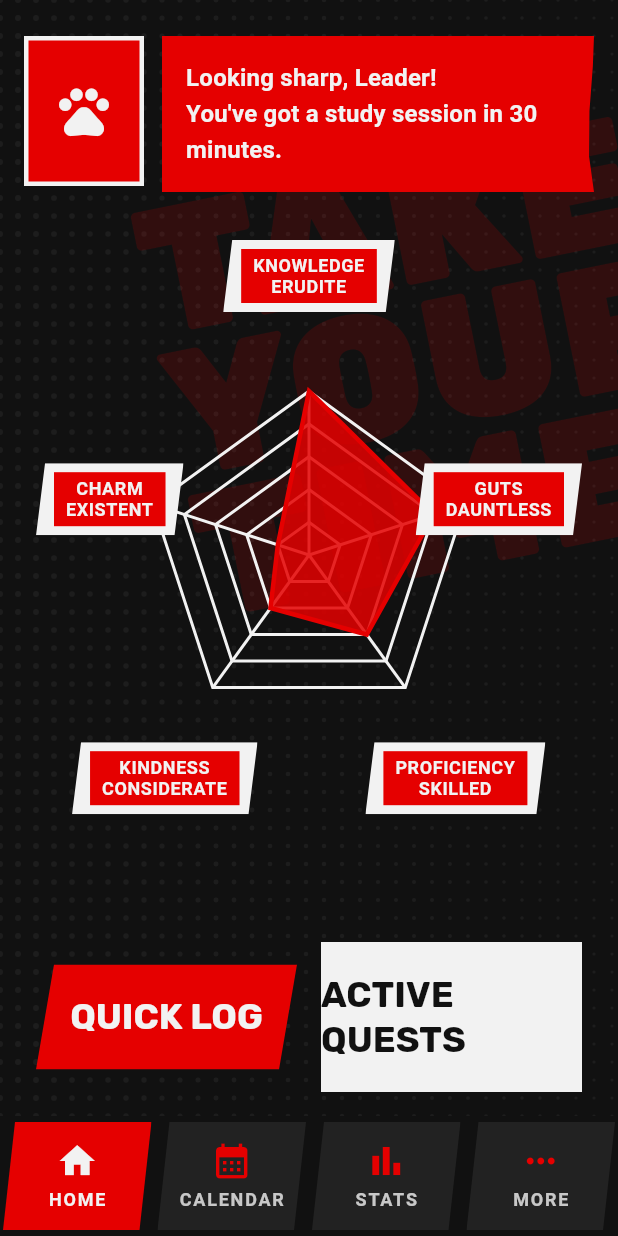
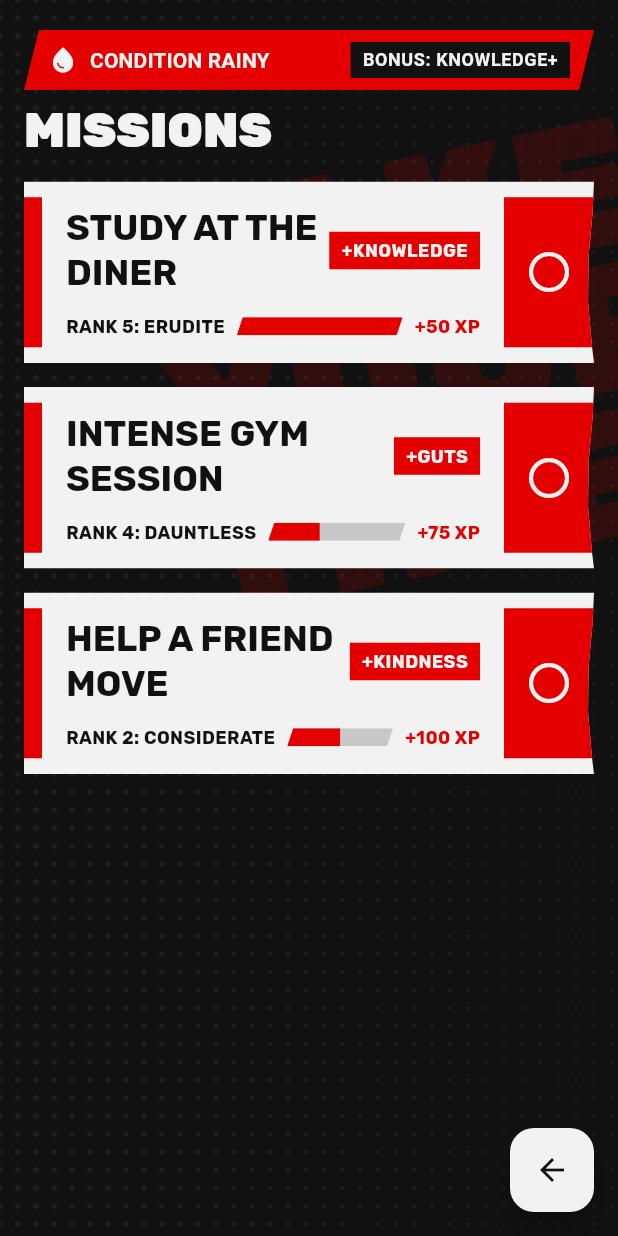
Before and after one commit to WuXiang31/Persona-Navigator, a Flutter app: the HomeScreen screen opened by its route, after a tap on "ACTIVE QUESTS", on a phone screen of 412 x 824 dp. Run offline on Flutter 3.47's test engine with Material 3 defaults, Android fonts, the phone set to English and light mode, and no system bars; our stand-ins replace flutter_riverpod, go_router, google_fonts.

Commit message:
feat: implement missions system with quest domain models, UI components, and XP engine integration.

```diff
--- a/lib/core/routes/app_router.dart
+++ b/lib/core/routes/app_router.dart
@@ -7,6 +7,7 @@ import '../../features/onboarding/presentation/pages/role_selection_screen.dart'
 import '../../features/onboarding/presentation/pages/age_picker_screen.dart';
 import '../../features/onboarding/presentation/pages/goal_setting_screen.dart';
 import '../../features/onboarding/presentation/pages/morgana_intro_screen.dart';
+import '../../features/quests/presentation/pages/missions_screen.dart';
 
 import '../../features/dashboard/presentation/pages/home_screen.dart';
 
@@ -62,5 +63,21 @@ final GoRouter appRouter = GoRouter(
         },
       ),
     ),
+    GoRoute(
+      path: '/missions',
+      pageBuilder: (context, state) => CustomTransitionPage(
+        key: state.pageKey,
+        child: const MissionsScreen(),
+        transitionsBuilder: (context, animation, secondaryAnimation, child) {
+          return SlideTransition(
+            position: Tween<Offset>(
+              begin: const Offset(0.0, 1.0),
+              end: Offset.zero,
+            ).animate(CurvedAnimation(parent: animation, curve: Curves.easeOutExpo)),
+            child: child,
+          );
+        },
+      ),
+    ),
   ],
 );
--- /dev/null
+++ b/lib/features/dashboard/domain/logic/xp_engine.dart
@@ -0,0 +1,46 @@
+/// Logic for converting total XP into a Rank (1 to 5)
+class XpEngine {
+  /// Defines the total accumulated XP required to REACH each rank.
+  /// Rank 1 is the default starting point (requires 0 XP).
+  static const Map<int, int> xpThresholds = {
+    1: 0,
+    2: 100,
+    3: 300,
+    4: 600,
+    5: 1000,
+  };
+
+  /// Calculates the current rank based on total XP
+  static int calculateRank(int totalXp) {
+    if (totalXp >= xpThresholds[5]!) return 5;
+    if (totalXp >= xpThresholds[4]!) return 4;
+    if (totalXp >= xpThresholds[3]!) return 3;
+    if (totalXp >= xpThresholds[2]!) return 2;
+    return 1;
+  }
+
+  /// Returns the XP needed for the NEXT rank, or null if at max rank.
+  static int? getNextRankThreshold(int currentRank) {
+    if (currentRank >= 5) return null;
+    return xpThresholds[currentRank + 1];
+  }
+
+  /// Returns the starting XP for the current rank
+  static int getCurrentRankThreshold(int currentRank) {
+    return xpThresholds[currentRank] ?? 0;
+  }
+
+  /// Calculates the progress percentage (0.0 to 1.0) towards the next rank
+  static double calculateProgress(int totalXp) {
+    final rank = calculateRank(totalXp);
+    if (rank >= 5) return 1.0;
+
+    final currentThreshold = getCurrentRankThreshold(rank);
+    final nextThreshold = getNextRankThreshold(rank)!;
+
+    final xpInCurrentRank = totalXp - currentThreshold;
+    final xpRequiredForNextRank = nextThreshold - currentThreshold;
+
+    return (xpInCurrentRank / xpRequiredForNextRank).clamp(0.0, 1.0);
+  }
+}
--- a/lib/features/dashboard/domain/models/user_stats.dart
+++ b/lib/features/dashboard/domain/models/user_stats.dart
@@ -1,38 +1,47 @@
 import 'package:flutter/foundation.dart';
+import '../logic/xp_engine.dart';
 
 /// Represents the 5 core stats of the user's Persona.
+/// We track the raw XP, and compute the rank dynamically.
 @immutable
 class UserStats {
-  final int knowledge;
-  final int guts;
-  final int proficiency;
-  final int kindness;
-  final int charm;
+  final int knowledgeXp;
+  final int gutsXp;
+  final int proficiencyXp;
+  final int kindnessXp;
+  final int charmXp;
 
   const UserStats({
-    this.knowledge = 1,
-    this.guts = 1,
-    this.proficiency = 1,
-    this.kindness = 1,
-    this.charm = 1,
+    this.knowledgeXp = 0,
+    this.gutsXp = 0,
+    this.proficiencyXp = 0,
+    this.kindnessXp = 0,
+    this.charmXp = 0,
   });
 
   /// The max possible rank for a stat.
   static const int maxRank = 5;
 
+  // Computed Ranks
+  int get knowledge => XpEngine.calculateRank(knowledgeXp);
+  int get guts => XpEngine.calculateRank(gutsXp);
+  int get proficiency => XpEngine.calculateRank(proficiencyXp);
+  int get kindness => XpEngine.calculateRank(kindnessXp);
+  int get charm => XpEngine.calculateRank(charmXp);
+
   UserStats copyWith({
-    int? knowledge,
-    int? guts,
-    int? proficiency,
-    int? kindness,
-    int? charm,
+    int? knowledgeXp,
+    int? gutsXp,
+    int? proficiencyXp,
+    int? kindnessXp,
+    int? charmXp,
   }) {
     return UserStats(
-      knowledge: knowledge ?? this.knowledge,
-      guts: guts ?? this.guts,
-      proficiency: proficiency ?? this.proficiency,
-      kindness: kindness ?? this.kindness,
-      charm: charm ?? this.charm,
+      knowledgeXp: knowledgeXp ?? this.knowledgeXp,
+      gutsXp: gutsXp ?? this.gutsXp,
+      proficiencyXp: proficiencyXp ?? this.proficiencyXp,
+      kindnessXp: kindnessXp ?? this.kindnessXp,
+      charmXp: charmXp ?? this.charmXp,
     );
   }
 
--- a/lib/features/dashboard/presentation/pages/home_screen.dart
+++ b/lib/features/dashboard/presentation/pages/home_screen.dart
@@ -1,5 +1,6 @@
 import 'package:flutter/material.dart';
 import 'package:flutter_riverpod/flutter_riverpod.dart';
+import 'package:go_router/go_router.dart';
 import '../../../../core/constants/app_colors.dart';
 import '../../../../core/widgets/p5_clipper.dart';
 import '../../../../core/widgets/p5_background.dart';
@@ -123,7 +124,9 @@ class HomeScreen extends ConsumerWidget {
               child: Material(
                 color: AppColors.primaryWhite,
                 child: InkWell(
-                  onTap: () {},
+                  onTap: () {
+                    context.push('/missions');
+                  },
                   child: Padding(
                     padding: const EdgeInsets.symmetric(vertical: 20),
                     child: Center(
--- a/lib/features/dashboard/presentation/providers/dashboard_provider.dart
+++ b/lib/features/dashboard/presentation/providers/dashboard_provider.dart
@@ -29,11 +29,11 @@ class DashboardNotifier extends Notifier<DashboardState> {
     // Initial dummy state for MVP
     return const DashboardState(
       stats: UserStats(
-        knowledge: 5,
-        guts: 4,
-        proficiency: 3,
-        kindness: 2,
-        charm: 1,
+        knowledgeXp: 1200, // Rank 5
+        gutsXp: 750,       // Rank 4
+        proficiencyXp: 450,// Rank 3
+        kindnessXp: 200,   // Rank 2
+        charmXp: 50,       // Rank 1
       ),
       morganaMessage: "Looking sharp, Leader!\nYou've got a study session in 30 minutes.",
     );
--- /dev/null
+++ b/lib/features/quests/domain/models/quest_model.dart
@@ -0,0 +1,53 @@
+import 'package:flutter/foundation.dart';
+
+enum TimeSlot {
+  morning,
+  afternoon,
+  evening,
+  night,
+}
+
+enum StatType {
+  knowledge,
+  guts,
+  proficiency,
+  kindness,
+  charm,
+}
+
+@immutable
+class Quest {
+  final String id;
+  final String title;
+  final StatType targetStat;
+  final int xpReward;
+  final TimeSlot timeSlot;
+  final bool isCompleted;
+
+  const Quest({
+    required this.id,
+    required this.title,
+    required this.targetStat,
+    required this.xpReward,
+    required this.timeSlot,
+    this.isCompleted = false,
+  });
+
+  Quest copyWith({
+    String? id,
+    String? title,
+    StatType? targetStat,
+    int? xpReward,
+    TimeSlot? timeSlot,
+    bool? isCompleted,
+  }) {
+    return Quest(
+      id: id ?? this.id,
+      title: title ?? this.title,
+      targetStat: targetStat ?? this.targetStat,
+      xpReward: xpReward ?? this.xpReward,
+      timeSlot: timeSlot ?? this.timeSlot,
+      isCompleted: isCompleted ?? this.isCompleted,
+    );
+  }
+}
--- /dev/null
+++ b/lib/features/quests/presentation/pages/missions_screen.dart
@@ -0,0 +1,164 @@
+import 'package:flutter/material.dart';
+import 'package:flutter_riverpod/flutter_riverpod.dart';
+import '../../../../core/constants/app_colors.dart';
+import '../../../../core/widgets/p5_clipper.dart';
+import '../../../../core/widgets/p5_background.dart';
+import '../../domain/models/quest_model.dart';
+import '../widgets/quest_card.dart';
+import '../../../dashboard/presentation/providers/dashboard_provider.dart';
+
+class MissionsScreen extends ConsumerStatefulWidget {
+  const MissionsScreen({super.key});
+
+  @override
+  ConsumerState<MissionsScreen> createState() => _MissionsScreenState();
+}
+
+class _MissionsScreenState extends ConsumerState<MissionsScreen> {
+  // Dummy Quests for MVP
+  List<Quest> activeQuests = [
+    const Quest(
+      id: 'q1',
+      title: 'Study at the Diner',
+      targetStat: StatType.knowledge,
+      xpReward: 50,
+      timeSlot: TimeSlot.afternoon,
+    ),
+    const Quest(
+      id: 'q2',
+      title: 'Intense Gym Session',
+      targetStat: StatType.guts,
+      xpReward: 75,
+      timeSlot: TimeSlot.evening,
+    ),
+    const Quest(
+      id: 'q3',
+      title: 'Help a Friend Move',
+      targetStat: StatType.kindness,
+      xpReward: 100,
+      timeSlot: TimeSlot.morning,
+    ),
+  ];
+
+  void _completeQuest(int index) {
+    setState(() {
+      activeQuests[index] = activeQuests[index].copyWith(isCompleted: true);
+    });
+    // In a real app, this would dispatch an event to the DashboardNotifier to increase XP
+  }
+
+  @override
+  Widget build(BuildContext context) {
+    final dashboardState = ref.watch(dashboardProvider);
+
+    return Scaffold(
+      backgroundColor: AppColors.backgroundDark,
+      body: P5Background(
+        child: Column(
+          children: [
+            // Top Bar / Weather Banner
+            _buildWeatherBanner(context),
+
+            // Title
+            Padding(
+              padding: const EdgeInsets.symmetric(horizontal: 16.0, vertical: 8.0),
+              child: Align(
+                alignment: Alignment.centerLeft,
+                child: Text(
+                  'MISSIONS',
+                  style: Theme.of(context).textTheme.displayMedium?.copyWith(
+                    color: AppColors.primaryWhite,
+                    fontWeight: FontWeight.w900,
+                  ),
+                ),
+              ),
+            ),
+
+            // Quest List
+            Expanded(
+              child: ListView.builder(
+                padding: const EdgeInsets.only(bottom: 100),
+                itemCount: activeQuests.length,
+                itemBuilder: (context, index) {
+                  final quest = activeQuests[index];
+                  // Find current XP for this stat
+                  int currentXp = 0;
+                  switch (quest.targetStat) {
+                    case StatType.knowledge:
+                      currentXp = dashboardState.stats.knowledgeXp;
+                      break;
+                    case StatType.guts:
+                      currentXp = dashboardState.stats.gutsXp;
+                      break;
+                    case StatType.proficiency:
+                      currentXp = dashboardState.stats.proficiencyXp;
+                      break;
+                    case StatType.kindness:
+                      currentXp = dashboardState.stats.kindnessXp;
+                      break;
+                    case StatType.charm:
+                      currentXp = dashboardState.stats.charmXp;
+                      break;
+                  }
+
+                  return QuestCard(
+                    quest: quest,
+                    currentXpForStat: currentXp,
+                    onComplete: () => _completeQuest(index),
+                  );
+                },
+              ),
+            ),
+          ],
+        ),
+      ),
+      floatingActionButton: FloatingActionButton(
+        backgroundColor: AppColors.primaryWhite,
+        child: const Icon(Icons.arrow_back, color: AppColors.backgroundDark),
+        onPressed: () => Navigator.of(context).pop(),
+      ),
+    );
+  }
+
+  Widget _buildWeatherBanner(BuildContext context) {
+    return Container(
+      margin: const EdgeInsets.only(top: 20, left: 16, right: 16),
+      child: ClipPath(
+        clipper: P5SlantedClipper(slant: 10.0),
+        child: Container(
+          color: AppColors.primaryRed,
+          padding: const EdgeInsets.symmetric(horizontal: 16, vertical: 8),
+          child: Row(
+            mainAxisAlignment: MainAxisAlignment.spaceBetween,
+            children: [
+              Row(
+                children: [
+                  const Icon(Icons.water_drop, color: AppColors.primaryWhite, size: 20),
+                  const SizedBox(width: 8),
+                  Text(
+                    'CONDITION RAINY',
+                    style: Theme.of(context).textTheme.titleSmall?.copyWith(
+                      color: AppColors.primaryWhite,
+                      fontWeight: FontWeight.bold,
+                    ),
+                  ),
+                ],
+              ),
+              Container(
+                padding: const EdgeInsets.symmetric(horizontal: 8, vertical: 4),
+                color: AppColors.backgroundDark,
+                child: Text(
+                  'BONUS: KNOWLEDGE+',
+                  style: Theme.of(context).textTheme.bodySmall?.copyWith(
+                    color: AppColors.primaryWhite,
+                    fontWeight: FontWeight.bold,
+                  ),
+                ),
+              ),
+            ],
+          ),
+        ),
+      ),
+    );
+  }
+}
--- /dev/null
+++ b/lib/features/quests/presentation/widgets/quest_card.dart
@@ -0,0 +1,138 @@
+import 'package:flutter/material.dart';
+import '../../../../core/constants/app_colors.dart';
+import '../../../../core/widgets/p5_clipper.dart';
+import '../../domain/models/quest_model.dart';
+import '../../../dashboard/domain/logic/xp_engine.dart';
+import '../../../dashboard/domain/models/user_stats.dart'; // for getRankLabel? wait we need to pass rank label
+
+class QuestCard extends StatelessWidget {
+  final Quest quest;
+  final int currentXpForStat;
+  final VoidCallback onComplete;
+
+  const QuestCard({
+    super.key,
+    required this.quest,
+    required this.currentXpForStat,
+    required this.onComplete,
+  });
+
+  @override
+  Widget build(BuildContext context) {
+    final statName = quest.targetStat.name.toUpperCase();
+    final progress = XpEngine.calculateProgress(currentXpForStat);
+    final currentRank = XpEngine.calculateRank(currentXpForStat);
+    // Dummy UserStats to get rank label
+    final rankLabel = const UserStats().getRankLabel(quest.targetStat.name, currentRank).toUpperCase();
+
+    return Container(
+      margin: const EdgeInsets.symmetric(vertical: 8, horizontal: 16),
+      child: ClipPath(
+        clipper: P5JaggedClipper(jagRight: true, jagDepth: 6.0),
+        child: Container(
+          color: quest.isCompleted ? AppColors.surfaceDark : AppColors.primaryWhite,
+          child: Row(
+            children: [
+              // Left color bar
+              Container(
+                width: 12,
+                height: 100,
+                color: quest.isCompleted ? AppColors.surfaceDark : AppColors.primaryRed,
+              ),
+              Expanded(
+                child: Padding(
+                  padding: const EdgeInsets.all(16.0),
+                  child: Column(
+                    crossAxisAlignment: CrossAxisAlignment.start,
+                    children: [
+                      Row(
+                        mainAxisAlignment: MainAxisAlignment.spaceBetween,
+                        children: [
+                          Expanded(
+                            child: Text(
+                              quest.title.toUpperCase(),
+                              style: Theme.of(context).textTheme.titleLarge?.copyWith(
+                                color: quest.isCompleted ? AppColors.primaryWhite.withOpacity(0.5) : AppColors.backgroundDark,
+                                fontWeight: FontWeight.bold,
+                                decoration: quest.isCompleted ? TextDecoration.lineThrough : null,
+                              ),
+                            ),
+                          ),
+                          Container(
+                            padding: const EdgeInsets.symmetric(horizontal: 8, vertical: 4),
+                            color: AppColors.primaryRed,
+                            child: Text(
+                              '+$statName',
+                              style: const TextStyle(
+                                color: AppColors.primaryWhite,
+                                fontWeight: FontWeight.bold,
+                                fontSize: 12,
+                              ),
+                            ),
+                          ),
+                        ],
+                      ),
+                      const SizedBox(height: 12),
+                      // Progress Bar
+                      Row(
+                        children: [
+                          Text(
+                            'RANK $currentRank: $rankLabel',
+                            style: TextStyle(
+                              color: quest.isCompleted ? AppColors.primaryWhite.withOpacity(0.5) : AppColors.backgroundDark,
+                              fontSize: 12,
+                              fontWeight: FontWeight.bold,
+                            ),
+                          ),
+                          const SizedBox(width: 8),
+                          Expanded(
+                            child: ClipPath(
+                              clipper: P5SlantedClipper(slant: 4.0),
+                              child: LinearProgressIndicator(
+                                value: progress,
+                                backgroundColor: AppColors.surfaceDark.withOpacity(0.2),
+                                valueColor: AlwaysStoppedAnimation<Color>(
+                                  quest.isCompleted ? AppColors.surfaceDark : AppColors.primaryRed,
+                                ),
+                                minHeight: 12,
+                              ),
+                            ),
+                          ),
+                          const SizedBox(width: 8),
+                          Text(
+                            '+${quest.xpReward} XP',
+                            style: TextStyle(
+                              color: quest.isCompleted ? AppColors.primaryWhite.withOpacity(0.5) : AppColors.primaryRed,
+                              fontSize: 12,
+                              fontWeight: FontWeight.bold,
+                            ),
+                          ),
+                        ],
+                      ),
+                    ],
+                  ),
+                ),
+              ),
+              // Checkbox / Complete Button
+              InkWell(
+                onTap: quest.isCompleted ? null : onComplete,
+                child: Container(
+                  width: 60,
+                  height: 100,
+                  color: quest.isCompleted ? AppColors.surfaceDark : AppColors.primaryRed,
+                  child: Center(
+                    child: Icon(
+                      quest.isCompleted ? Icons.check_circle : Icons.circle_outlined,
+                      color: AppColors.primaryWhite,
+                      size: 32,
+                    ),
+                  ),
+                ),
+              ),
+            ],
+          ),
+        ),
+      ),
+    );
+  }
+}
```
Also changed, not shown: 1 other file.
